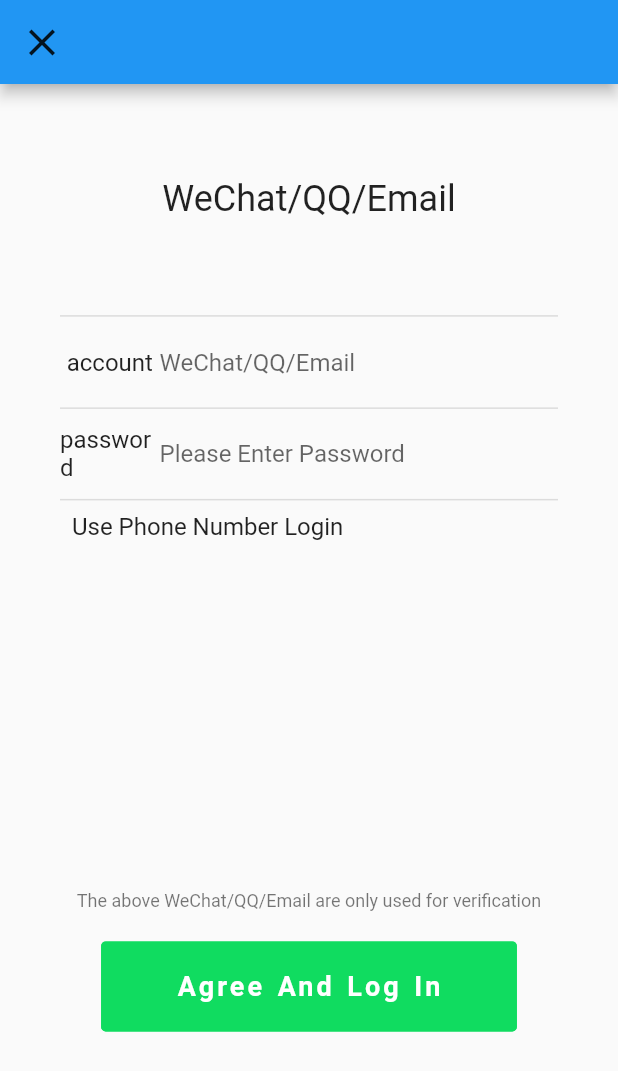
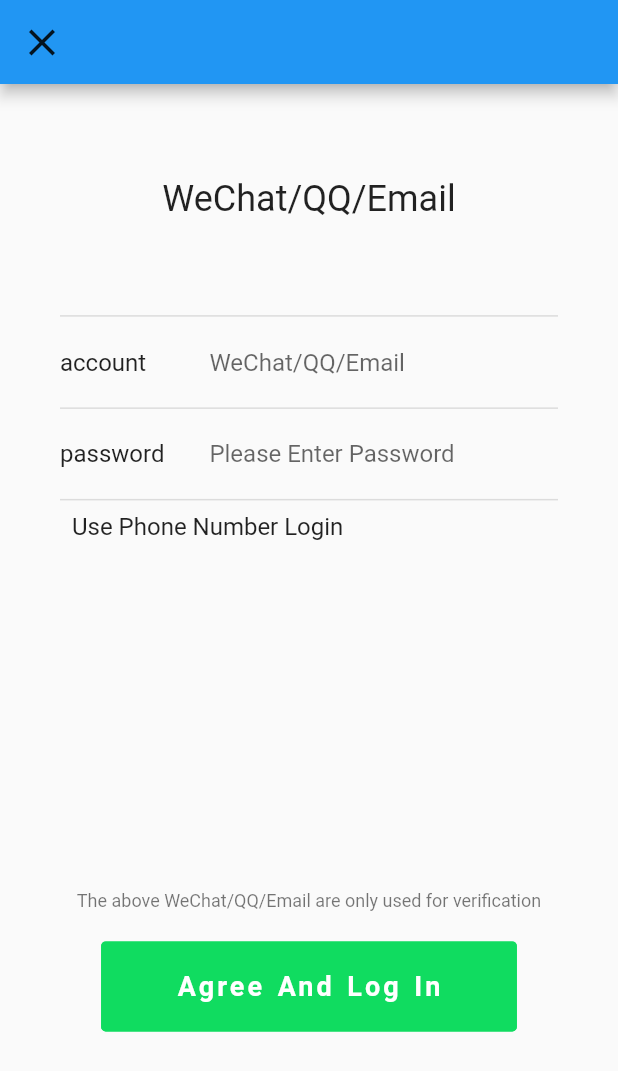
Before and after one commit to BadKid90s/pseudo_we_chat, a Flutter app: the screen it shows after launch, after a tap on "log in", on a phone screen of 412 x 824 dp. Shown: the top 1071 px of the screen. Run offline on Flutter 3.47's test engine with Material 2 defaults, Android fonts, the phone set to English and light mode, and no system bars; drawn by our look-alikes of getwidget; our stand-ins replace get, styled_widget.

Commit message:
feature(login): 构建手机登录页文字间距

```diff
--- a/lib/pages/login/widget/account_content.dart
+++ b/lib/pages/login/widget/account_content.dart
@@ -25,14 +25,14 @@
               Row(
                 children: [
                   Expanded(
-                    flex: 2,
+                    flex: 3,
                     child: Container(
-                        alignment: Alignment.center,
+                        alignment: Alignment.centerLeft,
                         child: Text("login_account_username".tr,
                             style: context.textTheme.titleMedium)),
                   ),
                   Expanded(
-                    flex: 8,
+                    flex: 7,
                     child: TextField(
                       controller: _controller.usernameController,
                       decoration: InputDecoration(
@@ -47,14 +47,14 @@
               Row(
                 children: [
                   Expanded(
-                    flex: 2,
+                    flex: 3,
                     child: Container(
-                        alignment: Alignment.center,
+                        alignment: Alignment.centerLeft,
                         child: Text("login_account_password".tr,
                             style: context.textTheme.titleMedium)),
                   ),
                   Expanded(
-                    flex: 8,
+                    flex: 7,
                     child: TextField(
                         obscureText: true,
                         controller: _controller.passwordController,
```
